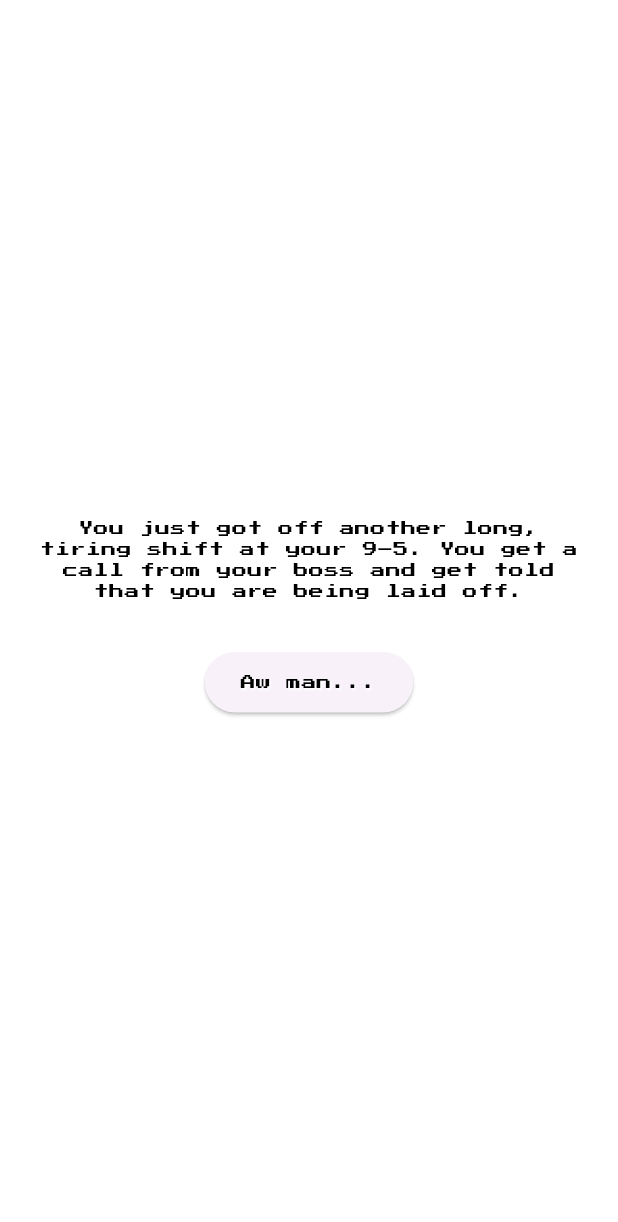
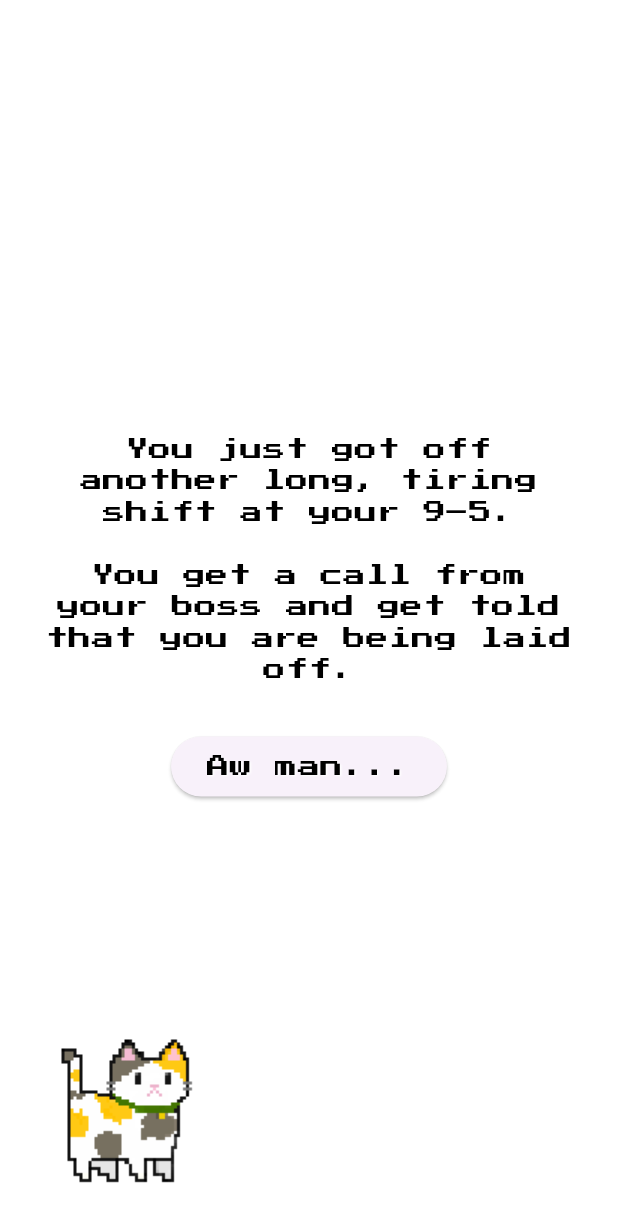
Before and after one commit to Starlumine/wicsc-hackathon, a Flutter app: the screen it shows after launch, after a tap on "Start", on a phone screen of 412 x 824 dp. Shown: the top 1222 px of the screen. Run offline on Flutter 3.47's test engine with Material 3 defaults, Android fonts, the phone set to English and light mode, and no system bars.

Commit message:
added working kitties

```diff
--- a/flutter_tamagotchi/lib/ending_screen.dart
+++ b/flutter_tamagotchi/lib/ending_screen.dart
@@ -26,7 +26,7 @@ class EndingScreen extends StatelessWidget {
   Widget build(BuildContext context) {
     const textStyle = TextStyle(
       fontFamily: 'PressStart2P',
-      fontSize: 10,
+      fontSize: 15,
       color: Colors.black,
       shadows: [
         Shadow(blurRadius: 1, color: Colors.white, offset: Offset(1, 1)),
--- a/flutter_tamagotchi/lib/intro_screen.dart
+++ b/flutter_tamagotchi/lib/intro_screen.dart
@@ -10,16 +10,16 @@ class IntroScreen extends StatefulWidget {
 
 class _IntroScreenState extends State<IntroScreen> {
   final List<String> introPages = [
-    'You just got off another long, tiring shift at your 9–5. You get a call from your boss and get told that you are being laid off.',
-    'With your gas tank nearly empty you decide to stop at a nearby gas station, and while filling up, something catches your eye, a Mega Millions display with a huge jackpot sign.\n\nFeeling lucky, you grab a lottery ticket.',
-    'Later that night, half-asleep on the couch, you scratch the ticket. One number matches. Then another. You’ve won \$1 million!',
-    'Next morning, you race back to the gas station to claim your prize.\nAfter taxes, you’re handed \$700,000.\n...Not quite as much as you imagined.',
+    'You just got off another long, tiring shift at your 9–5.\n\nYou get a call from your boss and get told that you are being laid off.',
+    'With your gas tank nearly empty you decide to stop at a nearby gas station, and while filling up, something catches your eye: a Mega Millions display with a huge jackpot sign.\n\nFeeling lucky, you grab a lottery ticket.',
+    'Later that night, half-asleep on the couch, you scratch the ticket.\nOne number matches.\nThen another. You’ve won \$1 million!',
+    'Next morning, you race back to the gas station to claim your prize.\nAfter taxes, you’re handed \$700,000.\n\n...Not quite as much as you imagined.',
     'You want to splurge!',
   ];
 
   final List<String> buttons = [
     'Aw man...',
-    'Test your luck!',
+    'Test my luck!',
     'WHAT?????',
     'Whoa...',
     'Let\'s go!',
@@ -80,7 +80,7 @@ class _IntroScreenState extends State<IntroScreen> {
   Widget build(BuildContext context) {
     const textStyle = TextStyle(
       fontFamily: 'PressStart2P',
-      fontSize: 10,
+      fontSize: 15,
       color: Colors.black,
       shadows: [
         Shadow(blurRadius: 1, color: Colors.white, offset: Offset(1, 1)),
@@ -89,7 +89,9 @@ class _IntroScreenState extends State<IntroScreen> {
 
     return Scaffold(
       backgroundColor: Colors.white,
-      body: SafeArea(
+      body: Stack(
+        children: [
+          SafeArea(
             child: Center(
               child: Padding(
                 padding: const EdgeInsets.all(24.0),
@@ -115,6 +117,17 @@ class _IntroScreenState extends State<IntroScreen> {
               ),
             ),
           ),
+          Positioned(
+            bottom: 20,
+            left: 20,
+            child: Image.asset(
+              'media/kitty.png',
+              width: 128,
+              height: 128,
+            ),
+          ),
+        ],
+      ),
     );
   }
 }
```
Also changed, not shown: flutter_tamagotchi/lib/game_screen.dart (+35 -5 lines). Lines whose indentation alone changed are shown as unchanged.
